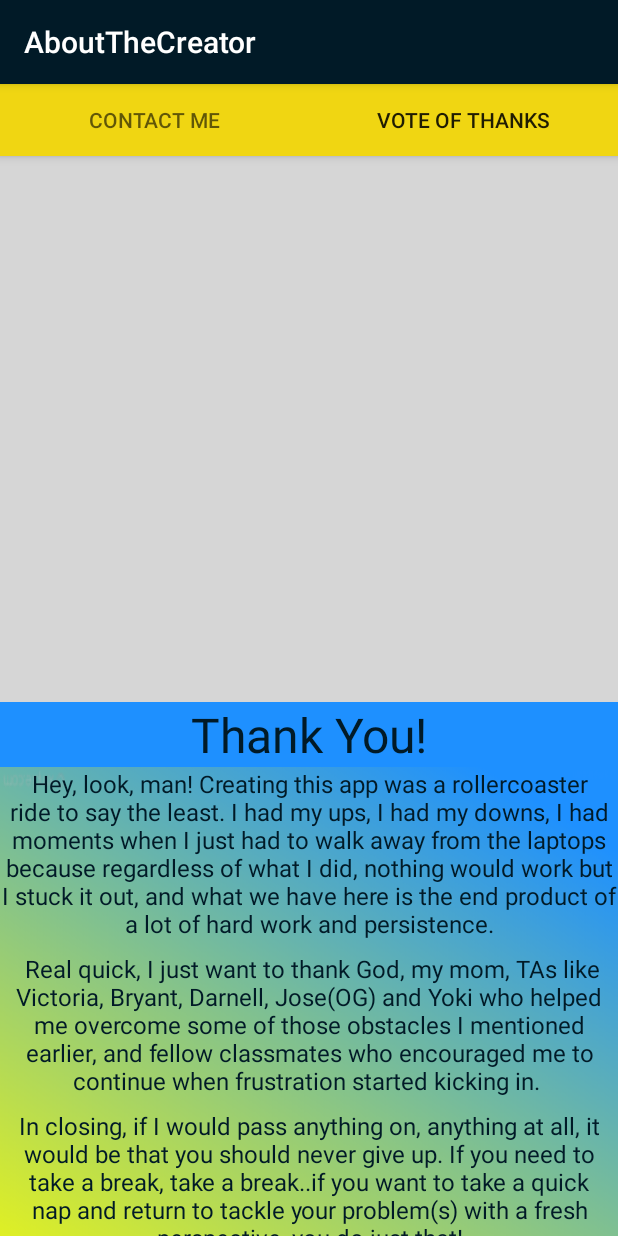
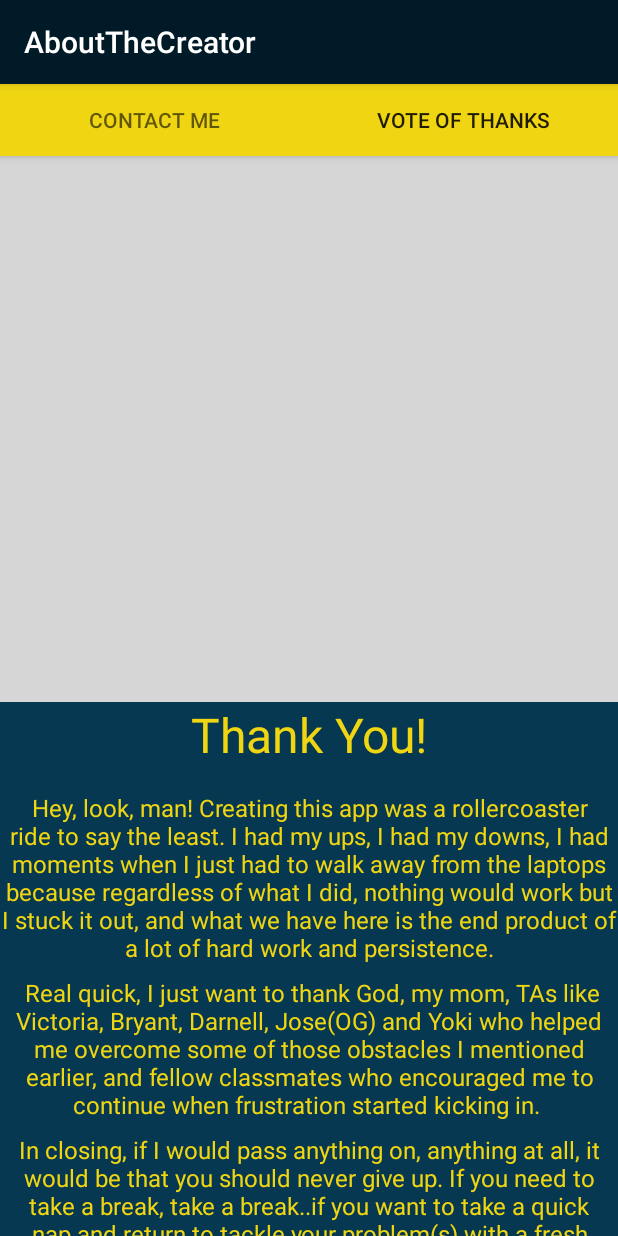
Before and after one commit to InquisitiveMindHasToKnow/Tribute, an Android app: the CreatorsThankYou screen opened directly, with no data from a screen before it, tab 2 chosen, on a phone screen of 412 x 824 dp. Run offline under Robolectric (Android 15) with nearby library versions, the light colour scheme and no system bars; our stand-ins replace Picasso; pictures from the network do not load.

Commit message:
Background color and text of contact creator and creators thank you changed to match base app colors.

```diff
--- a/app/src/main/res/layout/activity_about_the_creator.xml
+++ b/app/src/main/res/layout/activity_about_the_creator.xml
@@ -4,6 +4,7 @@
     android:id="@+id/creator_content"
     android:layout_width="match_parent"
     android:layout_height="match_parent"
+    android:background="@color/mainBackgroundColor"
     android:fitsSystemWindows="true"
     tools:context=".activities.AboutTheCreator">
 
--- a/app/src/main/res/layout/activity_anxiety_builder.xml
+++ b/app/src/main/res/layout/activity_anxiety_builder.xml
@@ -4,7 +4,7 @@
     xmlns:tools="http://schemas.android.com/tools"
     android:layout_width="match_parent"
     android:layout_height="match_parent"
-    android:background="@drawable/bluetoyellowgradientreversed"
+    android:background="@color/mainBackgroundColor"
     tools:context=".activities.AnxietyBuilderActivity">
 
 
--- a/app/src/main/res/layout/fragment_about_the_creator.xml
+++ b/app/src/main/res/layout/fragment_about_the_creator.xml
@@ -5,7 +5,7 @@
     android:id="@+id/constraintLayout"
     android:layout_width="match_parent"
     android:layout_height="match_parent"
-    android:background="@drawable/bluetoyellowgradient"
+    android:background="@color/mainBackgroundColor"
     tools:context=".activities.AboutTheCreator">
 
     <TextView
--- a/app/src/main/res/layout/fragment_contact_creator.xml
+++ b/app/src/main/res/layout/fragment_contact_creator.xml
@@ -3,7 +3,7 @@
     xmlns:tools="http://schemas.android.com/tools"
     android:layout_width="match_parent"
     android:layout_height="match_parent"
-    android:background="@drawable/bluetoyellowgradientreversed"
+    android:background="@color/mainBackgroundColor"
     xmlns:app="http://schemas.android.com/apk/res-auto"
     tools:context=".fragments.ContactCreatorFragment">
 
--- a/app/src/main/res/layout/fragment_creators_thank_you.xml
+++ b/app/src/main/res/layout/fragment_creators_thank_you.xml
@@ -3,7 +3,7 @@
     xmlns:tools="http://schemas.android.com/tools"
     android:layout_width="match_parent"
     android:layout_height="match_parent"
-    android:background="@color/colorPrimary"
+    android:background="@color/mainBackgroundColor"
     xmlns:app="http://schemas.android.com/apk/res-auto"
     tools:context=".fragments.CreatorsThankYou">
 
@@ -20,7 +20,7 @@
             android:layout_width="match_parent"
             android:layout_height="wrap_content"
             android:orientation="vertical"
-            android:background="@drawable/bluetoyellowgradientreversed"
+            android:background="@color/mainBackgroundColor"
 
             >
         <TextView
@@ -29,8 +29,9 @@
             android:layout_height="wrap_content"
             android:textSize="16sp"
             android:gravity="center"
+            android:layout_marginTop="16dp"
             android:layout_gravity="center_horizontal"
-            android:textColor="@color/colorPrimaryDark"
+            android:textColor="@color/textColor"
             android:text="Hey, look, man! Creating this app was a rollercoaster ride to say the least. I had my ups, I had my downs, I had moments when I just had to walk away from the laptops because regardless of what I did, nothing would work but I stuck it out, and what we have here is the end product of a lot of hard work and persistence."
              />
 
@@ -40,7 +41,7 @@
              android:textSize="16sp"
              android:gravity="center"
              android:layout_gravity="center_horizontal"
-             android:textColor="@color/colorPrimaryDark"
+             android:textColor="@color/textColor"
              android:layout_marginTop="8dp"
              android:text=" Real quick, I just want to thank God, my mom, TAs like Victoria, Bryant, Darnell, Jose(OG) and Yoki who helped me overcome some of those obstacles I mentioned earlier, and fellow classmates who encouraged me to continue when frustration started kicking in. "
              />
@@ -51,7 +52,7 @@
                 android:textSize="16sp"
                 android:gravity="center"
                 android:layout_gravity="center_horizontal"
-                android:textColor="@color/colorPrimaryDark"
+                android:textColor="@color/textColor"
                 android:layout_marginTop="8dp"
                 android:text="In closing, if I would pass anything on, anything at all, it would be that you should never give up. If you need to take a break, take a break..if you want to take a quick nap and return to tackle your problem(s) with a fresh perspective, you do just that!"
                 />
@@ -63,7 +64,7 @@
                 android:textSize="24sp"
                 android:gravity="center"
                 android:layout_gravity="center_horizontal"
-                android:textColor="@color/colorPrimaryDark"
+                android:textColor="@color/textColor"
                 android:layout_marginTop="8dp"
 
                 />
@@ -74,7 +75,7 @@
                 android:textSize="16sp"
                 android:gravity="center"
                 android:layout_gravity="center_horizontal"
-                android:textColor="@color/colorPrimaryDark"
+                android:textColor="@color/textColor"
                 android:layout_marginTop="8dp"
                 android:text="There are no secrets to success. It is the result of preparation, hard work, and learning from failure."/>
 
@@ -85,7 +86,7 @@
                 android:textSize="16sp"
                 android:layout_marginEnd="16dp"
                 android:layout_marginTop="16dp"
-                android:textColor="@color/colorPrimaryDark"
+                android:textColor="@color/textColor"
                 android:text=" -Colin Powell"/>
         </LinearLayout>
     </ScrollView>
@@ -104,8 +105,8 @@
         android:id="@+id/speech_header_textview"
         android:layout_width="0dp"
         android:layout_height="wrap_content"
-        android:textColor="@color/colorPrimaryDark"
-        android:background="#1E90FF"
+        android:textColor="@color/textColor"
+        android:background="@color/mainBackgroundColor"
         android:text="@string/acceptance_speech_header"
         android:textSize="32sp"
         android:gravity="center"
```
Also changed, not shown: app/src/main/res/layout/button_item_view.xml (deleted, +0 -27 lines).
